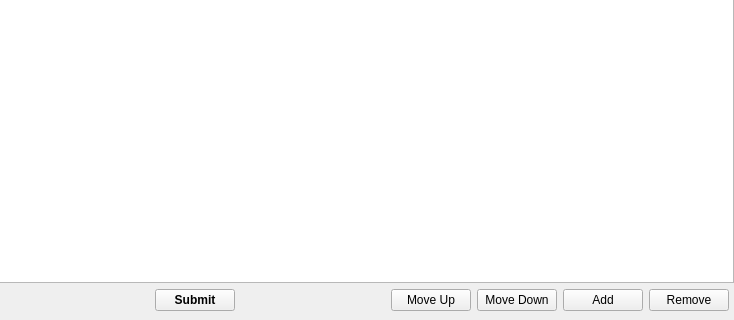
The window that BaseClient/Source/ManagePageWidget.ui (WorksAhead/Base) describes before a commit, drawn with Qt 5; both pictures show x 86 to 820 and y 330 to 650 of the 820 by 650 pixel window.
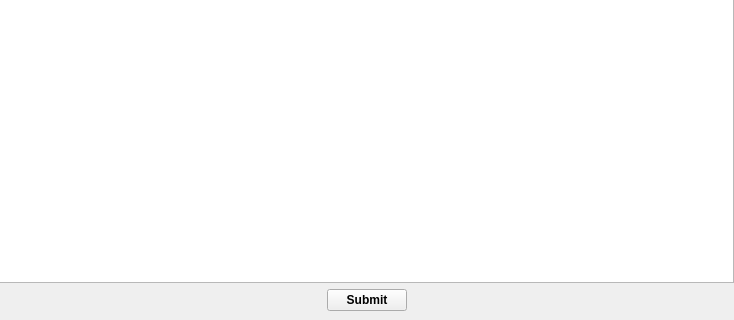
The same window after the commit.

```diff
--- a/BaseClient/Source/ManagePageWidget.ui
+++ b/BaseClient/Source/ManagePageWidget.ui
@@ -92,34 +92,6 @@
        </property>
       </spacer>
      </item>
-     <item>
-      <widget class="QPushButton" name="moveUpButton">
-       <property name="text">
-        <string>Move Up</string>
-       </property>
-      </widget>
-     </item>
-     <item>
-      <widget class="QPushButton" name="moveDownButton">
-       <property name="text">
-        <string>Move Down</string>
-       </property>
-      </widget>
-     </item>
-     <item>
-      <widget class="QPushButton" name="addButton">
-       <property name="text">
-        <string>Add</string>
-       </property>
-      </widget>
-     </item>
-     <item>
-      <widget class="QPushButton" name="removeButton">
-       <property name="text">
-        <string>Remove</string>
-       </property>
-      </widget>
-     </item>
     </layout>
    </item>
   </layout>
```
Left out of the diff: 9 changed lines with no effect on the pictures.
